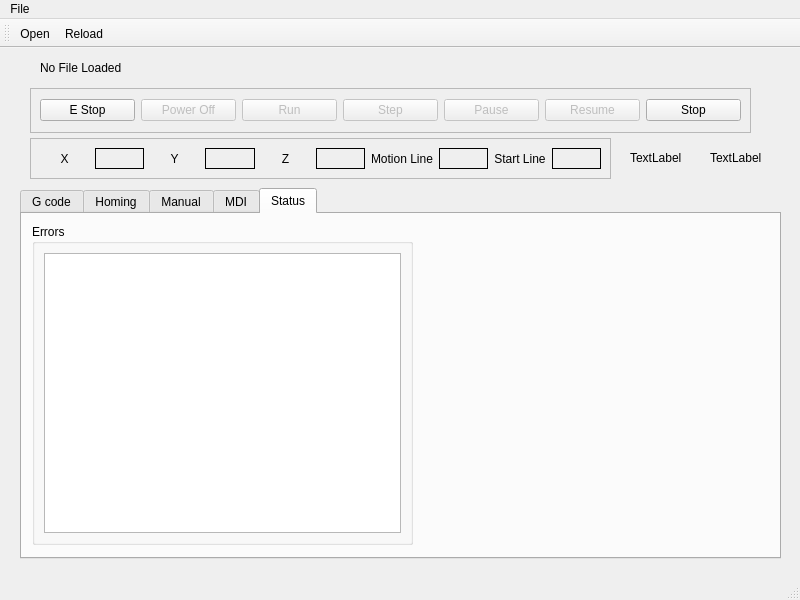
The window that emc/src/emc.ui (jethornton/EMC6) describes before a commit, drawn with Qt 5.
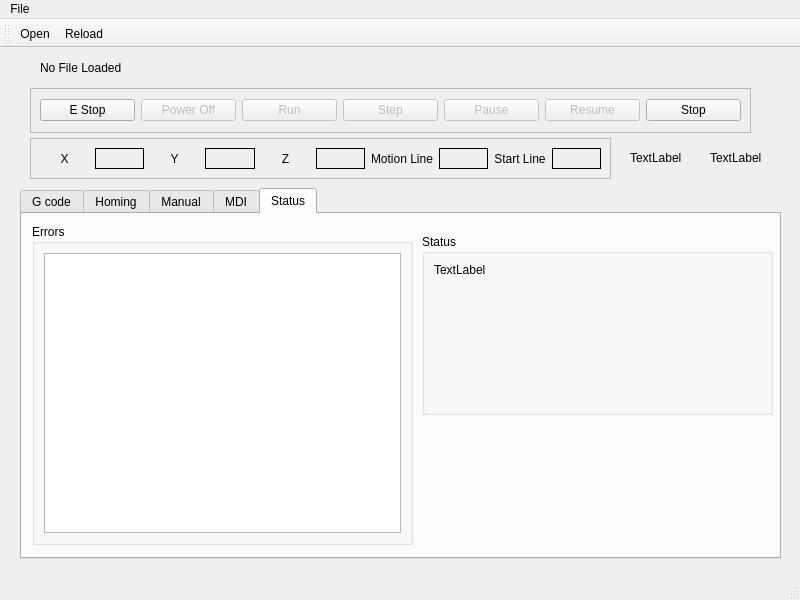
The same window after the commit. The open tabs and pages were chosen to show the change.

What changed in the file:
```diff
--- a/emc/src/emc.ui
+++ b/emc/src/emc.ui
@@ -614,6 +614,31 @@
        </item>
       </layout>
      </widget>
+     <widget class="QGroupBox" name="groupBox_3">
+      <property name="geometry">
+       <rect>
+        <x>400</x>
+        <y>20</y>
+        <width>351</width>
+        <height>181</height>
+       </rect>
+      </property>
+      <property name="title">
+       <string>Status</string>
+      </property>
+      <layout class="QFormLayout" name="formLayout">
+       <item row="0" column="0">
+        <widget class="QLabel" name="g_codes_lb">
+         <property name="text">
+          <string>TextLabel</string>
+         </property>
+         <property name="wordWrap">
+          <bool>true</bool>
+         </property>
+        </widget>
+       </item>
+      </layout>
+     </widget>
     </widget>
    </widget>
    <widget class="QLabel" name="state_lb">
```
